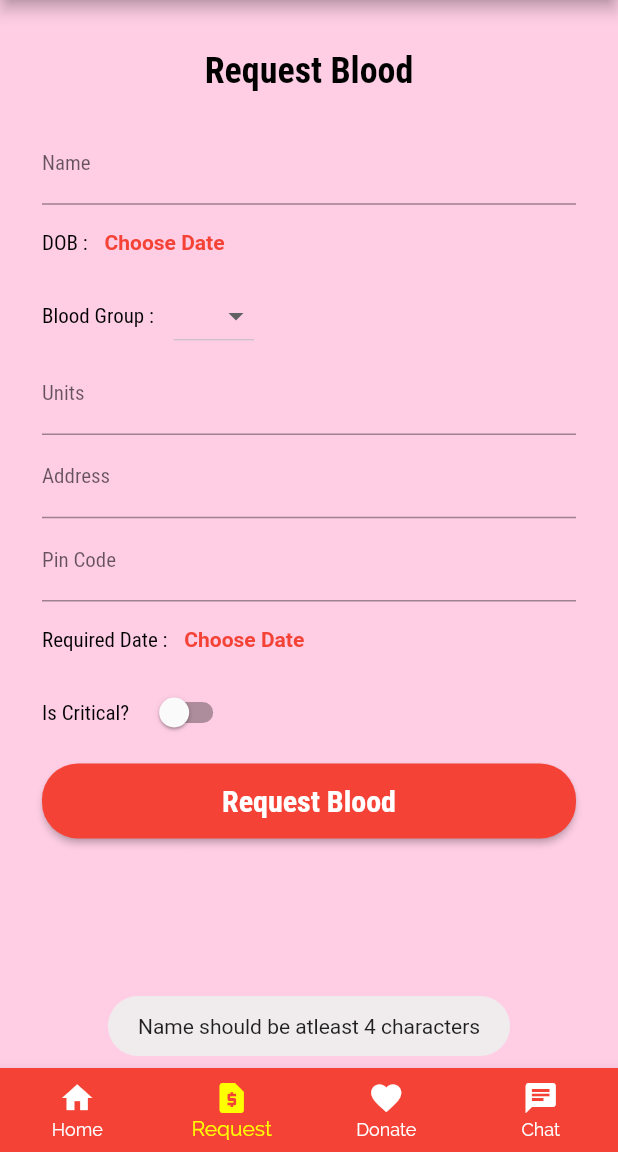
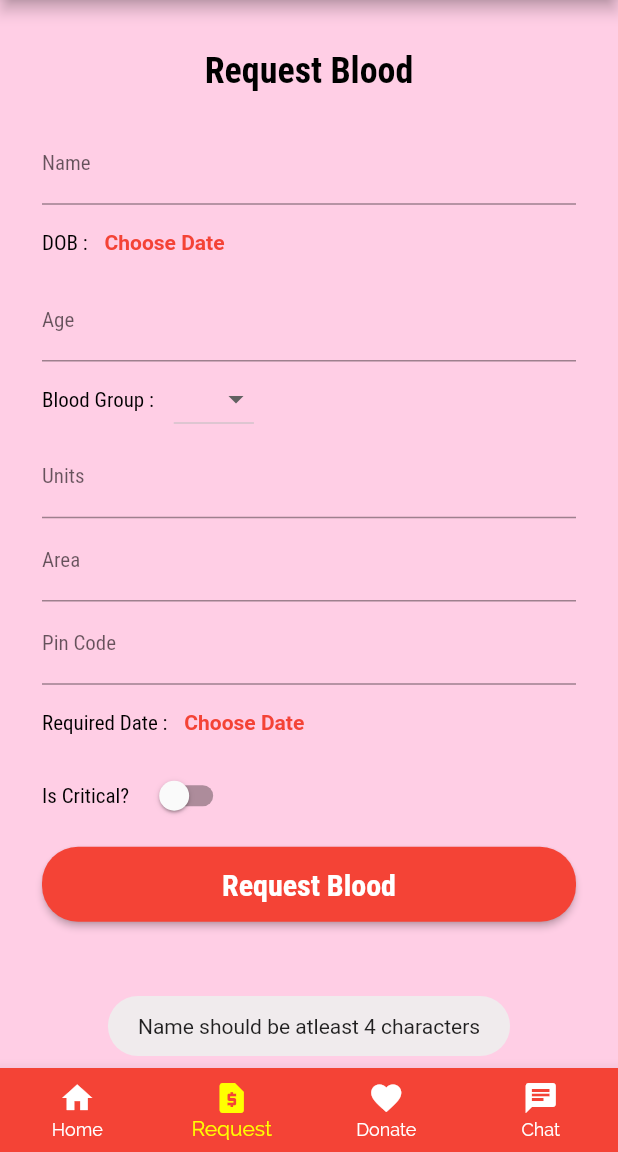
Before and after one commit to richardjoel777/blood_plus, a Flutter app: the TabsScreen screen opened directly, item 2 of the bottom bar chosen, after a tap on "Request Blood", on a phone screen of 412 x 824 dp, the part 84-1236 px from its top. Run offline on Flutter 3.47's test engine with Material 2 defaults, Android fonts, the phone set to English and light mode, and no system bars; our stand-ins replace cloud_firestore, firebase_auth, firebase_core, fluttertoast; accounts and stored records are empty; network calls fail.

Commit message:
Request fetch and upload services added

```diff
--- a/lib/models/request.dart
+++ b/lib/models/request.dart
@@ -2,11 +2,13 @@ import 'package:flutter/cupertino.dart';
 
 class Request with ChangeNotifier {
   final String id;
+  final String uid;
   final String name;
   final int age;
   final String bloodGroup;
   final String date;
   final String area;
 
-  Request({this.id, this.name, this.date, this.area, this.bloodGroup, this.age});
+  Request(
+      {this.id, this.name, this.date, this.area, this.bloodGroup, this.age, this.uid});
 }
--- a/lib/providers/auth.dart
+++ b/lib/providers/auth.dart
@@ -14,6 +14,10 @@ class AuthProvider with ChangeNotifier {
 
   UserData _userFromFirebaseuser(User user) {
     return user != null ? UserData(user.uid) : null;
+  }
+
+  User get currentUser {
+    return firebaseAuth.currentUser;
   }
 
   Future signInEmail(String email, String password) async {
--- a/lib/providers/donations.dart
+++ b/lib/providers/donations.dart
@@ -1,80 +1,193 @@
+import 'package:flutter/cupertino.dart';
+import 'package:cloud_firestore/cloud_firestore.dart';
+import 'package:firebase_auth/firebase_auth.dart';
+import 'package:fluttertoast/fluttertoast.dart';
 import 'package:blood_plus/models/request.dart';
-import 'package:flutter/cupertino.dart';
 
 class Donations with ChangeNotifier {
-  List<Request> _currentDonationRequests = [
-    Request(
-      id: 'r1',
-      name: 'Richard',
-      age: 18,
-      area: 'Trichy',
-      bloodGroup: "A+",
-      date: "12-04-2021",
-    ),
-    Request(
-      id: 'r2',
-      name: 'Robin',
-      age: 22,
-      bloodGroup: "B+",
-      area: 'Thirunelveli',
-      date: "15-04-2021",
-    ),
-    Request(
-      id: 'r3',
-      name: 'Raveen',
-      age: 43,
-      bloodGroup: "AB+",
-      area: 'Tuticorin',
-      date: "08-04-2021",
-    ),
-    Request(
-      id: 'r4',
-      name: 'Ravichandran',
-      age: 36,
-      bloodGroup: "B+",
-      area: 'Erode',
-      date: "10-04-2021",
-    ),
-    Request(
-      id: 'r5',
-      name: 'Pravin',
-      age: 15,
-      bloodGroup: "O+",
-      area: 'Salem',
-      date: "07-04-2021",
-    ),
-    Request(
-      id: 'r6',
-      name: 'Premnath',
-      age: 62,
-      bloodGroup: "A+",
-      area: 'Coimbatore',
-      date: "11-04-2021",
-    ),
-  ];
+  final FirebaseFirestore _firestore = FirebaseFirestore.instance;
+  final FirebaseAuth firebaseAuth = FirebaseAuth.instance;
+  List<Request> _currentDonationRequests = [];
+  List<Request> _donationsHistory = [];
+
+  Future<List<Request>> getCurrentDontationRequests() async {
+    List<Request> res = [];
+    try {
+      final String uid = firebaseAuth.currentUser.uid;
+      print('User ID $uid');
+      await _firestore
+          .collection("usersData")
+          .doc(uid)
+          .collection("current_donation_requests")
+          .get()
+          .then((QuerySnapshot snapshot) {
+        snapshot.docs.forEach((doc) {
+          print('Doc here $doc');
+          res.add(Request(
+              id: doc.id,
+              age: doc["age"],
+              name: doc["name"],
+              date: doc["date"].toString(),
+              uid: doc["uid"],
+              bloodGroup: doc["bloodGroup"],
+              area: doc["area"]));
+        });
+      });
+    } catch (ex) {
+      print(ex);
+    }
+    return res;
+  }
+
   List<Request> get currentDonationRequests {
+    getCurrentDontationRequests()
+        .then((value) => _currentDonationRequests = value);
     return [..._currentDonationRequests];
   }
 
-  List<Request> _donationHistory = [
-    Request(
-      id: 'r3',
-      name: 'Raveen',
-      age: 43,
-      bloodGroup: "AB+",
-      area: 'Tuticorin',
-      date: "08-04-2020",
-    ),
-    Request(
-      id: 'r4',
-      name: 'Ravichandran',
-      age: 36,
-      bloodGroup: "B+",
-      area: 'Erode',
-      date: "12-12-2020",
-    ),
-  ];
-  List<Request> get donationHistory {
-    return [..._donationHistory];
+  Future<void> uploadRequest(
+    String name,
+    String bloodGroup,
+    DateTime requiredDate,
+    DateTime dob,
+    String pincode,
+    int age,
+    int units,
+    String area,
+    bool isCritical,
+  ) async {
+    try {
+      final String uid = firebaseAuth.currentUser.uid;
+      print('User ID $uid');
+      await _firestore
+          .collection("usersData")
+          .doc(uid)
+          .collection("my_requests")
+          .doc()
+          .set({
+        "age": age,
+        "name": name,
+        "dob": dob,
+        "date": requiredDate,
+        "uid": uid,
+        "units": units,
+        "pincode": pincode,
+        "bloodGroup": bloodGroup,
+        "isCritical": isCritical,
+        "area": area,
+      });
+    } catch (ex) {
+      print(ex);
+    }
+  }
+
+  //= [
+  //   Request(
+  //     id: 'r1',
+  //     uid: 'u1',
+  //     name: 'Richard',
+  //     age: 18,
+  //     area: 'Trichy',
+  //     bloodGroup: "A+",
+  //     date: "12-04-2021",
+  //   ),
+  //   Request(
+  //     id: 'r2',
+  //     uid: 'u2',
+  //     name: 'Robin',
+  //     age: 22,
+  //     bloodGroup: "B+",
+  //     area: 'Thirunelveli',
+  //     date: "15-04-2021",
+  //   ),
+  //   Request(
+  //     id: 'r3',
+  //     uid: 'u3',
+  //     name: 'Raveen',
+  //     age: 43,
+  //     bloodGroup: "AB+",
+  //     area: 'Tuticorin',
+  //     date: "08-04-2021",
+  //   ),
+  //   Request(
+  //     id: 'r4',
+  //     uid: 'u4',
+  //     name: 'Ravichandran',
+  //     age: 36,
+  //     bloodGroup: "B+",
+  //     area: 'Erode',
+  //     date: "10-04-2021",
+  //   ),
+  //   Request(
+  //     id: 'r5',
+  //     uid: 'u5',
+  //     name: 'Pravin',
+  //     age: 15,
+  //     bloodGroup: "O+",
+  //     area: 'Salem',
+  //     date: "07-04-2021",
+  //   ),
+  //   Request(
+  //     id: 'r6',
+  //     uid: 'u6',
+  //     name: 'Premnath',
+  //     age: 62,
+  //     bloodGroup: "A+",
+  //     area: 'Coimbatore',
+  //     date: "11-04-2021",
+  //   ),
+  // ];
+  // List<Request> get currentDonationRequests {
+  //   return [..._currentDonationRequests];
+  // }
+
+  // = [
+  //   Request(
+  //     id: 'r3',
+  //     uid: 'u3',
+  //     name: 'Raveen',
+  //     age: 43,
+  //     bloodGroup: "AB+",
+  //     area: 'Tuticorin',
+  //     date: "08-04-2020",
+  //   ),
+  //   Request(
+  //     id: 'r4',
+  //     uid: 'u4',
+  //     name: 'Ravichandran',
+  //     age: 36,
+  //     bloodGroup: "B+",
+  //     area: 'Erode',
+  //     date: "12-12-2020",
+  //   ),
+  // ];
+  Future<void> getDonationHistory() async {
+    try {
+      final String uid = firebaseAuth.currentUser.uid;
+      await _firestore
+          .collection("userData")
+          .doc(uid)
+          .collection("donations_history")
+          .get()
+          .then((QuerySnapshot snapshot) {
+        snapshot.docs.forEach((doc) {
+          _donationsHistory.add(Request(
+              id: doc.id,
+              age: doc["age"],
+              name: doc["name"],
+              date: doc["date"],
+              uid: doc["uid"],
+              bloodGroup: doc["bloodGroup"],
+              area: doc["area"]));
+        });
+      });
+    } catch (ex) {
+      Fluttertoast.showToast(msg: "Something went wrong");
+    }
+  }
+
+  List<Request> get donationsHistory {
+    getDonationHistory();
+    return [..._donationsHistory];
   }
 }
--- a/lib/screens/chatScreen.dart
+++ b/lib/screens/chatScreen.dart
@@ -12,7 +12,7 @@ class ChatScreen extends StatefulWidget {
 class _ChatScreenState extends State<ChatScreen> {
   var connections = [];
   void test() async {
-    var t_connections = [];
+    var tConnections = [];
     FirebaseFirestore firestore = FirebaseFirestore.instance;
     var snapshot = await firestore
         .collection("users")
@@ -20,11 +20,11 @@ class _ChatScreenState extends State<ChatScreen> {
         .collection("connections")
         .get();
     snapshot.docs.forEach((element) {
-      t_connections.add(element.data());
+      tConnections.add(element.data());
       print(element.data()['name']);
     });
     setState(() {
-      connections = t_connections;
+      connections = tConnections;
       print(connections[0]['name']);
     });
   }
--- a/lib/screens/messageScreen.dart
+++ b/lib/screens/messageScreen.dart
@@ -11,7 +11,7 @@ class MessageScreen extends StatefulWidget {
 class _MessageScreenState extends State<MessageScreen> {
   var messages = [];
   void test() async {
-    var t_messages = [];
+    var tMessages = [];
     FirebaseFirestore firestore = FirebaseFirestore.instance;
     var snapshot = await firestore
         .collection("chats")
@@ -19,11 +19,11 @@ class _MessageScreenState extends State<MessageScreen> {
         .collection("messages")
         .get();
     snapshot.docs.forEach((element) {
-      t_messages.add(element.data());
+      tMessages.add(element.data());
       print(element.data()['message']);
     });
     setState(() {
-      messages = t_messages;
+      messages = tMessages;
       print(messages[0]['message']);
     });
   }
--- a/lib/screens/requestScreen.dart
+++ b/lib/screens/requestScreen.dart
@@ -1,6 +1,9 @@
 import 'package:flutter/material.dart';
 import 'package:fluttertoast/fluttertoast.dart';
 import 'package:intl/intl.dart';
+import 'package:provider/provider.dart';
+
+import 'package:blood_plus/providers/donations.dart';
 
 class RequestsScreen extends StatefulWidget {
   @override
@@ -9,12 +12,13 @@ class RequestsScreen extends StatefulWidget {
 
 class _RequestsScreenState extends State<RequestsScreen> {
   TextEditingController nameTextEditingController = new TextEditingController();
-  TextEditingController addressTextEditingController =
-      new TextEditingController();
+  TextEditingController areaTextEditingController = new TextEditingController();
   TextEditingController pinCodeTextEditingController =
       new TextEditingController();
   DateTime _selectedDOB;
-  TextEditingController unitsTextEditingController = new TextEditingController();
+  TextEditingController unitsTextEditingController =
+      new TextEditingController();
+  TextEditingController ageTextEditingController = new TextEditingController();
   DateTime _selectedRequiredDate;
   String bloodgroup;
   bool isCritical = false;
@@ -37,8 +41,7 @@ class _RequestsScreenState extends State<RequestsScreen> {
             context: context,
             initialDate: DateTime.now(),
             firstDate: DateTime(1930),
-            lastDate: DateTime(2022)
-    )
+            lastDate: DateTime(2022))
         .then((pickedDate) {
       if (pickedDate == null) return;
       setState(() {
@@ -53,6 +56,7 @@ class _RequestsScreenState extends State<RequestsScreen> {
 
   @override
   Widget build(BuildContext context) {
+    final donationRequestsData = Provider.of<Donations>(context);
     return SingleChildScrollView(
       child: Padding(
         padding: EdgeInsets.all(8.0),
@@ -98,10 +102,7 @@ class _RequestsScreenState extends State<RequestsScreen> {
                         _selectedDOB == null
                             ? "DOB : "
                             : 'Picked Date: ${DateFormat.yMd().format(_selectedDOB)}',
-                            style: Theme.of(context)
-                                .textTheme
-                                .headline1
-                                .copyWith(
+                        style: Theme.of(context).textTheme.headline1.copyWith(
                             fontSize: 14,
                             fontWeight: FontWeight.normal,
                             color: Colors.black),
@@ -120,14 +121,25 @@ class _RequestsScreenState extends State<RequestsScreen> {
                   SizedBox(
                     height: 1.0,
                   ),
+                  TextField(
+                    controller: ageTextEditingController,
+                    keyboardType: TextInputType.number,
+                    decoration: InputDecoration(
+                        labelText: "Age",
+                        labelStyle: TextStyle(
+                            fontSize: 14.0, fontFamily: 'RobotoCondensed'),
+                        hintStyle:
+                            TextStyle(color: Colors.grey, fontSize: 10.0)),
+                    style: TextStyle(fontSize: 14.0),
+                  ),
+                  SizedBox(
+                    height: 1,
+                  ),
                   Row(
                     children: [
                       Text(
                         "Blood Group : ",
-                            style: Theme.of(context)
-                                .textTheme
-                                .headline1
-                                .copyWith(
+                        style: Theme.of(context).textTheme.headline1.copyWith(
                             fontSize: 14,
                             fontWeight: FontWeight.normal,
                             color: Colors.black),
@@ -178,9 +190,9 @@ class _RequestsScreenState extends State<RequestsScreen> {
                     height: 1,
                   ),
                   TextField(
-                        controller: addressTextEditingController,
+                    controller: areaTextEditingController,
                     decoration: InputDecoration(
-                            labelText: "Address",
+                        labelText: "Area",
                         labelStyle: TextStyle(
                             fontSize: 14.0, fontFamily: 'RobotoCondensed'),
                         hintStyle:
@@ -210,10 +222,7 @@ class _RequestsScreenState extends State<RequestsScreen> {
                         _selectedRequiredDate == null
                             ? "Required Date : "
                             : 'Picked Date: ${DateFormat.yMd().format(_selectedRequiredDate)}',
-                            style: Theme.of(context)
-                                .textTheme
-                                .headline1
-                                .copyWith(
+                        style: Theme.of(context).textTheme.headline1.copyWith(
                             fontSize: 14,
                             fontWeight: FontWeight.normal,
                             color: Colors.black),
@@ -236,10 +245,7 @@ class _RequestsScreenState extends State<RequestsScreen> {
                     children: [
                       Text(
                         "Is Critical?",
-                            style: Theme.of(context)
-                                .textTheme
-                                .headline1
-                                .copyWith(
+                        style: Theme.of(context).textTheme.headline1.copyWith(
                             fontSize: 14,
                             fontWeight: FontWeight.normal,
                             color: Colors.black),
@@ -277,31 +283,38 @@ class _RequestsScreenState extends State<RequestsScreen> {
                         ),
                       ),
                     ),
-                        onPressed: () {
+                    onPressed: () async {
                       if (nameTextEditingController.text.length < 4) {
-                            showErrorMessage(
-                                "Name should be atleast 4 characters");
+                        showErrorMessage("Name should be atleast 4 characters");
                       } else if (_selectedDOB == null) {
                         showErrorMessage("DOB is mandatory");
                       } else if (bloodgroup == null) {
                         showErrorMessage("Blood Group is mandatory");
+                      } else if (unitsTextEditingController.text.isEmpty ||
+                          int.parse(unitsTextEditingController.text) <= 0 ||
+                          int.parse(unitsTextEditingController.text) >= 3) {
+                        showErrorMessage("Enter valid Units");
+                      } else if (areaTextEditingController.text.length < 8) {
+                        showErrorMessage(
+                            "Area should be atleast 25 characters");
+                      } else if (pinCodeTextEditingController.text.isEmpty) {
+                        showErrorMessage("Pin Code is mandatory");
+                      } else if (ageTextEditingController.text.isEmpty) {
+                        showErrorMessage("Age is mandatory");
+                      } else if (_selectedRequiredDate == null) {
+                        showErrorMessage("Required Date is mandatory");
+                      } else {
+                      await  donationRequestsData.uploadRequest(
+                            nameTextEditingController.text,
+                            bloodgroup,
+                            _selectedRequiredDate,
+                            _selectedDOB,
+                            pinCodeTextEditingController.text,
+                            int.parse(ageTextEditingController.text),
+                            int.parse(unitsTextEditingController.text),
+                            areaTextEditingController.text,
+                            isCritical);
                       }
-                          else if (unitsTextEditingController
-                              .text.isEmpty || int.parse(unitsTextEditingController.text) <= 0 || int.parse(unitsTextEditingController.text) >=3) {
-                            showErrorMessage("Enter valid Units");
-                          }
-                           else if (addressTextEditingController.text.length <
-                              25) {
-                            showErrorMessage(
-                                "Address should be atleast 25 characters");
-                          } else if (pinCodeTextEditingController
-                              .text.isEmpty) {
-                            showErrorMessage("Pin Code is mandatory");
-                          }
-                          else if (_selectedRequiredDate == null) {
-                            showErrorMessage("Required Date is mandatory");
-                          }
-
                     },
                   )
                 ],
```
Also changed, not shown: lib/screens/donateScreen.dart (+6 -5 lines), lib/screens/donation_history_screen.dart (+5 -5 lines), lib/screens/loginScreen.dart (+4 -4 lines), lib/services/auth.dart (+51 -51 lines), lib/providers/requests.dart (added). Lines whose indentation alone changed are shown as unchanged.
